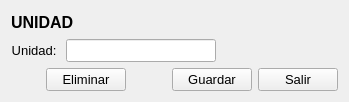
Old version of the form Producto/unidad.ui in the repository radtek/manager.
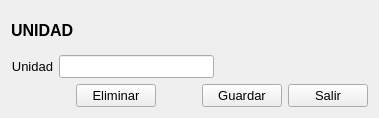
New version of the form. Icons and pictures are not drawn.

```diff
--- a/Producto/unidad.ui
+++ b/Producto/unidad.ui
@@ -6,8 +6,8 @@
    <rect>
     <x>0</x>
     <y>0</y>
-    <width>349</width>
-    <height>102</height>
+    <width>379</width>
+    <height>118</height>
    </rect>
   </property>
   <property name="windowTitle">
@@ -55,7 +55,7 @@
         </font>
        </property>
        <property name="text">
-        <string>Unidad: </string>
+        <string>Unidad</string>
        </property>
        <property name="alignment">
         <set>Qt::AlignRight|Qt::AlignTrailing|Qt::AlignVCenter</set>
@@ -117,6 +117,16 @@
        <property name="text">
         <string>Eliminar</string>
        </property>
+       <property name="icon">
+        <iconset resource="../ManagerSystem/iconos.qrc">
+         <normaloff>:/new/Iconos/delete_32.png</normaloff>:/new/Iconos/delete_32.png</iconset>
+       </property>
+       <property name="iconSize">
+        <size>
+         <width>32</width>
+         <height>32</height>
+        </size>
+       </property>
       </widget>
      </item>
      <item>
@@ -145,6 +155,16 @@
        <property name="text">
         <string>Guardar</string>
        </property>
+       <property name="icon">
+        <iconset resource="../ManagerSystem/iconos.qrc">
+         <normaloff>:/new/Iconos/save.png</normaloff>:/new/Iconos/save.png</iconset>
+       </property>
+       <property name="iconSize">
+        <size>
+         <width>32</width>
+         <height>32</height>
+        </size>
+       </property>
       </widget>
      </item>
      <item>
@@ -157,6 +177,16 @@
        <property name="text">
         <string>Salir</string>
        </property>
+       <property name="icon">
+        <iconset resource="../ManagerSystem/iconos.qrc">
+         <normaloff>:/new/Iconos/salir_32.png</normaloff>:/new/Iconos/salir_32.png</iconset>
+       </property>
+       <property name="iconSize">
+        <size>
+         <width>32</width>
+         <height>32</height>
+        </size>
+       </property>
       </widget>
      </item>
     </layout>
```
Left out of the diff: 4 changed lines with no effect on the pictures.
